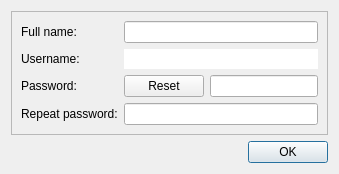
The window that ui/server/studentedit.ui (Open-Typer/Open-Typer) describes before a commit, drawn with Qt 5.
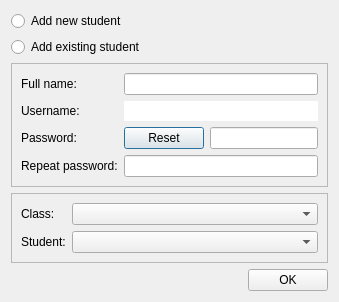
The same window after the commit.

Commit message: ui: server: studentedit: Allow addition of existing students

Patch:
```diff
--- a/ui/server/studentedit.ui
+++ b/ui/server/studentedit.ui
@@ -6,8 +6,8 @@
    <rect>
     <x>0</x>
     <y>0</y>
-    <width>400</width>
-    <height>300</height>
+    <width>361</width>
+    <height>376</height>
    </rect>
   </property>
   <property name="windowTitle">
@@ -17,51 +17,22 @@
    <property name="sizeConstraint">
     <enum>QLayout::SetFixedSize</enum>
    </property>
-   <item row="1" column="0">
-    <widget class="QFrame" name="buttonsFrame">
-     <property name="sizePolicy">
-      <sizepolicy hsizetype="Preferred" vsizetype="Fixed">
-       <horstretch>0</horstretch>
-       <verstretch>0</verstretch>
-      </sizepolicy>
+   <item>
+    <widget class="QRadioButton" name="newStudentButton">
+     <property name="text">
+      <string>Add new student</string>
      </property>
-     <property name="frameShape">
-      <enum>QFrame::NoFrame</enum>
+    </widget>
+   </item>
+   <item>
+    <widget class="QRadioButton" name="existingStudentButton">
+     <property name="text">
+      <string>Add existing student</string>
      </property>
-     <property name="frameShadow">
-      <enum>QFrame::Plain</enum>
-     </property>
-     <layout class="QHBoxLayout" name="horizontalLayout">
-      <property name="leftMargin">
-       <number>0</number>
-      </property>
-      <property name="topMargin">
-       <number>0</number>
-      </property>
-      <property name="rightMargin">
-       <number>0</number>
-      </property>
-      <property name="bottomMargin">
-       <number>0</number>
-      </property>
-      <item alignment="Qt::AlignRight">
-       <widget class="QPushButton" name="okButton">
-        <property name="sizePolicy">
-         <sizepolicy hsizetype="Fixed" vsizetype="Fixed">
-          <horstretch>0</horstretch>
-          <verstretch>0</verstretch>
-         </sizepolicy>
-        </property>
-        <property name="text">
-         <string notr="true">OK</string>
-        </property>
-       </widget>
-      </item>
-     </layout>
     </widget>
    </item>
-   <item row="0" column="0">
-    <widget class="QFrame" name="form">
+   <item>
+    <widget class="QFrame" name="newStudentForm">
      <property name="frameShape">
       <enum>QFrame::StyledPanel</enum>
      </property>
@@ -174,6 +145,89 @@
      </layout>
     </widget>
    </item>
+   <item>
+    <widget class="QFrame" name="existingStudentForm">
+     <property name="frameShape">
+      <enum>QFrame::StyledPanel</enum>
+     </property>
+     <property name="frameShadow">
+      <enum>QFrame::Raised</enum>
+     </property>
+     <layout class="QFormLayout" name="formLayout_2">
+      <item row="0" column="0">
+       <widget class="QLabel" name="classLabel">
+        <property name="text">
+         <string>Class:</string>
+        </property>
+       </widget>
+      </item>
+      <item row="0" column="1">
+       <widget class="QComboBox" name="classBox">
+        <property name="sizeAdjustPolicy">
+         <enum>QComboBox::AdjustToContents</enum>
+        </property>
+       </widget>
+      </item>
+      <item row="1" column="0">
+       <widget class="QLabel" name="studentLabel">
+        <property name="text">
+         <string>Student:</string>
+        </property>
+       </widget>
+      </item>
+      <item row="1" column="1">
+       <widget class="QComboBox" name="studentBox">
+        <property name="sizeAdjustPolicy">
+         <enum>QComboBox::AdjustToContents</enum>
+        </property>
+       </widget>
+      </item>
+     </layout>
+    </widget>
+   </item>
+   <item>
+    <widget class="QFrame" name="buttonsFrame">
+     <property name="sizePolicy">
+      <sizepolicy hsizetype="Preferred" vsizetype="Fixed">
+       <horstretch>0</horstretch>
+       <verstretch>0</verstretch>
+      </sizepolicy>
+     </property>
+     <property name="frameShape">
+      <enum>QFrame::NoFrame</enum>
+     </property>
+     <property name="frameShadow">
+      <enum>QFrame::Plain</enum>
+     </property>
+     <layout class="QHBoxLayout" name="horizontalLayout">
+      <property name="leftMargin">
+       <number>0</number>
+      </property>
+      <property name="topMargin">
+       <number>0</number>
+      </property>
+      <property name="rightMargin">
+       <number>0</number>
+      </property>
+      <property name="bottomMargin">
+       <number>0</number>
+      </property>
+      <item alignment="Qt::AlignRight">
+       <widget class="QPushButton" name="okButton">
+        <property name="sizePolicy">
+         <sizepolicy hsizetype="Fixed" vsizetype="Fixed">
+          <horstretch>0</horstretch>
+          <verstretch>0</verstretch>
+         </sizepolicy>
+        </property>
+        <property name="text">
+         <string notr="true">OK</string>
+        </property>
+       </widget>
+      </item>
+     </layout>
+    </widget>
+   </item>
   </layout>
  </widget>
  <resources/>
```
Left out of the diff: 2 changed lines with no effect on the pictures.
